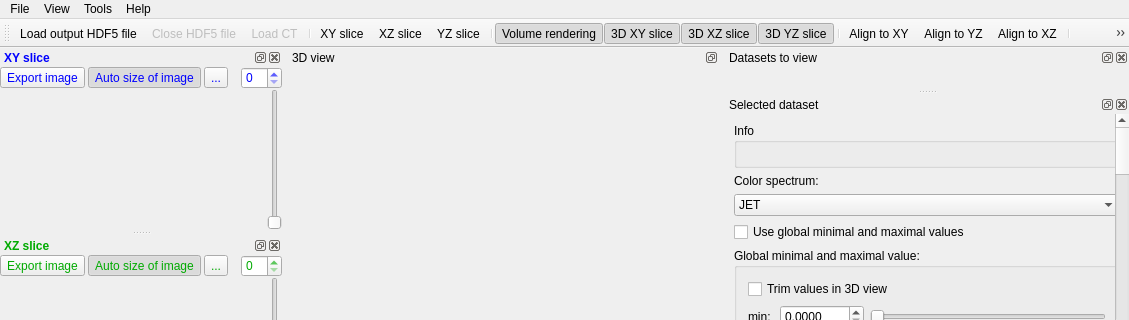
klepo/Visualisation-of-the-outputs-of-k-Wave-ultrasound-simulations, file gui/gui/mainwindow.ui: the form before one commit; both pictures show x 0 to 1129 and y 0 to 320 of the 1129 by 627 pixel window.
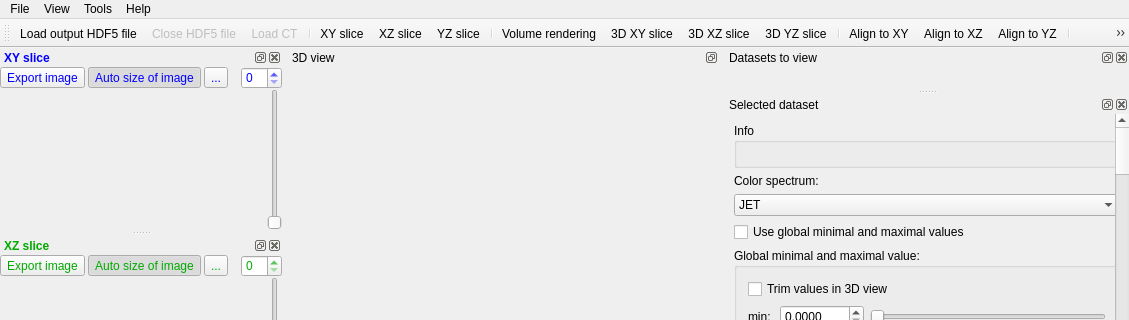
The form after the commit. Icons and pictures are not drawn. Custom widgets are drawn as their Qt base class.

Commit message: Dlouho už jsem nedělal commit, takže dělá zálohu... Opraveny chyby ve fragment shaderu (změna float na bool) - už to je i na grafice NVIDIA, opravena inicializace textur, a spoustu dalších ladících úprav...

Patch:
```diff
--- a/gui/gui/mainwindow.ui
+++ b/gui/gui/mainwindow.ui
@@ -116,8 +116,8 @@
    <addaction name="action3DYZ"/>
    <addaction name="separator"/>
    <addaction name="actionAlignToXY"/>
-   <addaction name="actionAlignToYZ"/>
    <addaction name="actionAlignToXZ"/>
+   <addaction name="actionAlignToYZ"/>
    <addaction name="separator"/>
    <addaction name="actionExportImageFrom3DScene"/>
    <addaction name="separator"/>
@@ -2045,7 +2045,7 @@
     <bool>true</bool>
    </property>
    <property name="checked">
-    <bool>true</bool>
+    <bool>false</bool>
    </property>
    <property name="icon">
     <iconset resource="resources.qrc">
@@ -2060,7 +2060,7 @@
     <bool>true</bool>
    </property>
    <property name="checked">
-    <bool>true</bool>
+    <bool>false</bool>
    </property>
    <property name="icon">
     <iconset resource="resources.qrc">
@@ -2075,7 +2075,7 @@
     <bool>true</bool>
    </property>
    <property name="checked">
-    <bool>true</bool>
+    <bool>false</bool>
    </property>
    <property name="icon">
     <iconset resource="resources.qrc">
@@ -2105,7 +2105,7 @@
     <bool>true</bool>
    </property>
    <property name="checked">
-    <bool>true</bool>
+    <bool>false</bool>
    </property>
    <property name="icon">
     <iconset resource="resources.qrc">
```
Left out of the diff: 68 changed lines with no effect on the pictures. The commit also changes 44 other files.
